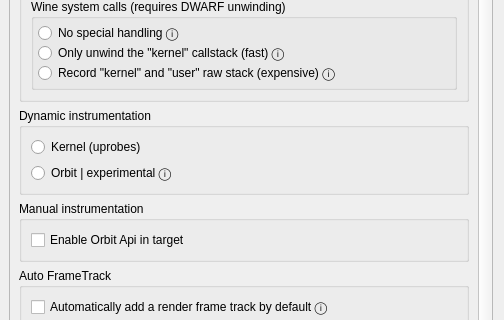
Before: the Qt Designer form src/OrbitQt/CaptureOptionsDialog.ui in google/orbit, drawn with Qt 5; both pictures show x 0 to 504 and y 206 to 526 of the 504 by 800 pixel window.
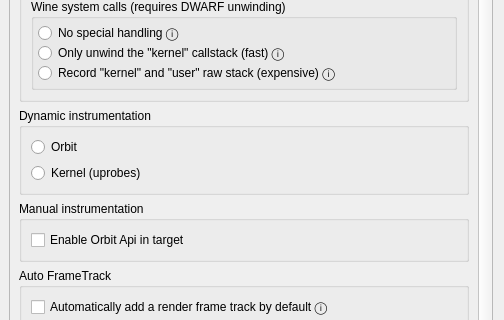
After: the same form once the commit is applied. Custom widgets are drawn as their Qt base class.

Commit message:
Switch default for instrumentation method.
Default is now user space instrumentation. Also switched order and
updated the tool tip.

Test: Deleted registry entry for the setting. Defaulted to new method.

Patch:
```diff
--- a/src/OrbitQt/CaptureOptionsDialog.ui
+++ b/src/OrbitQt/CaptureOptionsDialog.ui
@@ -363,7 +363,17 @@
           <property name="bottomMargin">
            <number>9</number>
           </property>
-          <item>
+           <item>
+             <widget class="QRadioButton" name="userSpaceRadioButton">
+               <property name="accessibleName">
+                 <string>UserSpaceInstrumentationRadioButton</string>
+               </property>
+               <property name="text">
+                 <string>Orbit</string>
+               </property>
+             </widget>
+           </item>
+           <item>
            <widget class="QRadioButton" name="uprobesRadioButton">
             <property name="accessibleName">
              <string>UprobesRadioButton</string>
@@ -373,16 +383,6 @@
             </property>
            </widget>
           </item>
-          <item>
-           <widget class="QRadioButton" name="userSpaceRadioButton">
-            <property name="accessibleName">
-             <string>UserSpaceInstrumentationRadioButton</string>
-            </property>
-            <property name="text">
-             <string>Orbit | experimental ⓘ</string>
-            </property>
-           </widget>
-          </item>
          </layout>
         </widget>
        </item>
```
Left out of the diff: 2 changed lines with no effect on the pictures. The commit also changes 1 other file.
